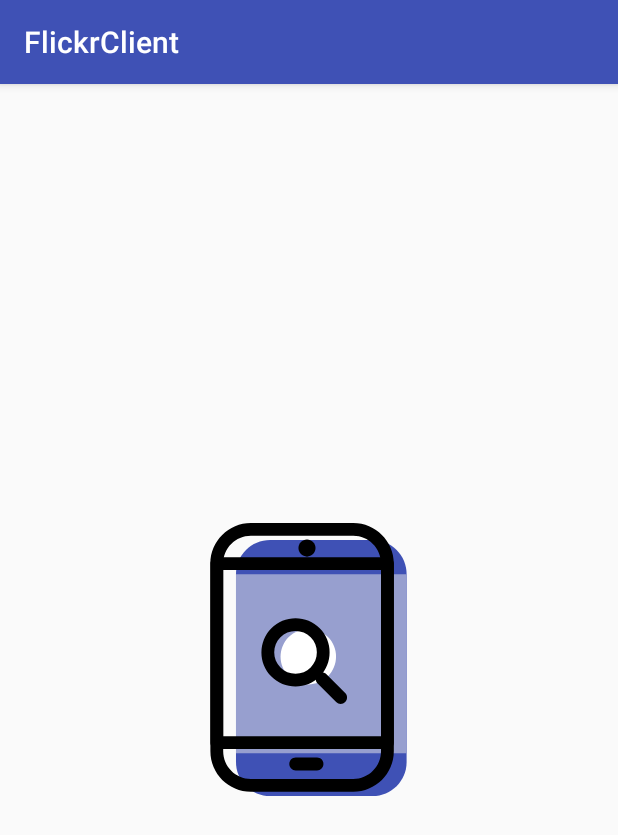
After one commit to sergioalberti/FlickrClient, an Android app: the fragment TabletFragment placed in its activity, on a phone screen of 412 x 824 dp. The commit adds this screen. Shown: the top 835 px of the screen. Run offline under Robolectric (Android 15) with nearby library versions, the phone set to English and light mode, and no system bars.

Commit message:
TabletFragment implemented, minor bug fix on View, icons enhancements

```diff
--- a/app/src/main/AndroidManifest.xml
+++ b/app/src/main/AndroidManifest.xml
@@ -11,9 +11,9 @@
     <application
         android:name=".FlickrApplication"
         android:allowBackup="true"
-        android:icon="@mipmap/ic_launcher"
+        android:icon="@drawable/icon"
         android:label="@string/app_name"
-        android:roundIcon="@mipmap/ic_launcher_round"
+        android:roundIcon="@drawable/icon"
         android:supportsRtl="true"
         android:theme="@style/AppTheme">
         <activity android:name=".view.MainActivity">
--- a/app/src/main/java/it/univr/android/flickrclient/view/ImageFragment.java
+++ b/app/src/main/java/it/univr/android/flickrclient/view/ImageFragment.java
@@ -25,7 +25,8 @@ public class ImageFragment extends Fragment implements AbstractFragment {
     private ImageView iv;
 
     public static final int ANIMATION_DURATION = 150;
-    public static final String ENABLED_IMAGE_URL = "enabled_image_url";
+
+    public final static String TAG = ImageFragment.class.getName();
 
     public ImageFragment(){
     }
@@ -41,6 +42,7 @@ public class ImageFragment extends Fragment implements AbstractFragment {
     @Override
     public void onCreateOptionsMenu(Menu menu, MenuInflater inflater) {
         super.onCreateOptionsMenu(menu, inflater);
+        menu.clear();
         inflater.inflate(R.menu.fragment_image_menu, menu);
     }
 
--- a/app/src/main/java/it/univr/android/flickrclient/view/MainActivity.java
+++ b/app/src/main/java/it/univr/android/flickrclient/view/MainActivity.java
@@ -1,7 +1,6 @@
 package it.univr.android.flickrclient.view;
 
 import android.os.Bundle;
-import android.os.StrictMode;
 import android.support.v7.app.AppCompatActivity;
 
 import it.univr.android.flickrclient.R;
@@ -12,9 +11,5 @@ public class MainActivity extends AppCompatActivity {
     protected void onCreate(Bundle savedInstanceState) {
         super.onCreate(savedInstanceState);
         setContentView(R.layout.activity_main);
-
-        StrictMode.VmPolicy.Builder builder = new StrictMode.VmPolicy.Builder();
-        StrictMode.setVmPolicy(builder.build());
-
     }
 }
--- a/app/src/main/java/it/univr/android/flickrclient/view/MainFragment.java
+++ b/app/src/main/java/it/univr/android/flickrclient/view/MainFragment.java
@@ -30,6 +30,8 @@ public class MainFragment extends Fragment implements AbstractFragment {
     private EditText searchKey;
     private Button searchButton;
     private Spinner searchSpinner;
+
+    public final static String TAG = MainFragment.class.getName();
 
     public MainFragment(){
     }
@@ -104,15 +106,27 @@ public class MainFragment extends Fragment implements AbstractFragment {
 
     @Override
     public void onCreateOptionsMenu(Menu menu, MenuInflater inflater) {
-        super.onCreateOptionsMenu(menu, inflater);
-        menu.clear();
-        inflater.inflate(R.menu.fragment_main_menu, menu);
+        // the main menu with info has to be shown only on the first page. Thus we have to check
+        // if there is another fragment shown (or if it lays in the back stack) different from the
+        // MainFragment or TabletFragment.
+
+        // if the SearchFragment is shown - it means that a new
+        // search has been done. No info menu ha to be shown.
+
+        // if the SearchFragment is in the back stack, ImageFragment is shown or another search is
+        // done based on the author of one of the images of previous search. Thus no menu info
+        // should be shown neither now.
+
+        if (getFragmentManager().findFragmentByTag(SearchFragment.TAG) == null) {
+            super.onCreateOptionsMenu(menu, inflater);
+            menu.clear();
+            inflater.inflate(R.menu.fragment_main_menu, menu);
+        }
     }
 
     @Override
     public boolean onOptionsItemSelected(MenuItem item) {
-        if (item.getItemId() == R.id.menu_info) {
-
+        if (getFragmentManager().findFragmentByTag(SearchFragment.TAG) == null && item.getItemId() == R.id.menu_info) {
             AlertDialog.Builder builder = new AlertDialog.Builder(getActivity());
 
             builder.setMessage("Sergio Alberti, Adam Seewald\n" +
@@ -122,7 +136,7 @@ public class MainFragment extends Fragment implements AbstractFragment {
                     .setPositiveButton("OK", new DialogInterface.OnClickListener() {
                         public void onClick(DialogInterface dialog, int id) { }
                     })
-                    .setIcon(R.drawable.vector_info_black);
+                    .setIcon(R.drawable.info_dark);
 
             AlertDialog dialog = builder.create();
             dialog.show();
--- a/app/src/main/java/it/univr/android/flickrclient/view/PhoneView.java
+++ b/app/src/main/java/it/univr/android/flickrclient/view/PhoneView.java
@@ -43,7 +43,7 @@ public class PhoneView extends FrameLayout implements View {
         if(getFragment() == null){
             getFragmentManager()
                     .beginTransaction()
-                    .add(R.id.phone_view, new MainFragment())
+                    .add(R.id.phone_view, new MainFragment(), MainFragment.TAG)
                     .commit();
         }
     }
@@ -73,7 +73,7 @@ public class PhoneView extends FrameLayout implements View {
         getFragmentManager()
                 .beginTransaction()
                 .setTransition(FragmentTransaction.TRANSIT_FRAGMENT_FADE)
-                .replace(R.id.phone_view, new ImageFragment())
+                .replace(R.id.phone_view, new ImageFragment(), ImageFragment.TAG)
                 .addToBackStack(null)
                 .commit();
     }
--- /dev/null
+++ b/app/src/main/java/it/univr/android/flickrclient/view/TabletFragment.java
@@ -0,0 +1,47 @@
+package it.univr.android.flickrclient.view;
+
+/**
+ * Created by user on 5/16/17.
+ */
+
+import android.app.Fragment;
+import android.os.Bundle;
+import android.support.annotation.UiThread;
+import android.view.LayoutInflater;
+import android.view.View;
+import android.view.ViewGroup;
+
+import it.univr.android.flickrclient.R;
+
+public class TabletFragment extends Fragment implements AbstractFragment {
+    public final static String TAG = TabletFragment.class.getName();
+
+    public TabletFragment(){ }
+
+    @Override @UiThread
+    public void onCreate(Bundle savedInstanceState) {
+        super.onCreate(savedInstanceState);
+        setHasOptionsMenu(true);
+    }
+
+    @Override @UiThread
+    public View onCreateView(LayoutInflater inflater, ViewGroup container, Bundle savedInstanceState){
+        View view = inflater.inflate(R.layout.fragment_tablet, container, false);
+
+        return view;
+    }
+
+    @Override @UiThread
+    public void onSaveInstanceState(Bundle outState){
+        super.onSaveInstanceState(outState);
+    }
+
+    @Override @UiThread
+    public void onActivityCreated(Bundle savedInstanceState) {
+        super.onActivityCreated(savedInstanceState);
+        onModelChanged();
+    }
+
+    @Override
+    public void onModelChanged() {  }
+}
--- /dev/null
+++ b/app/src/main/res/drawable/info.xml
@@ -0,0 +1,41 @@
+<?xml version="1.0" encoding="utf-8"?>
+<vector xmlns:android="http://schemas.android.com/apk/res/android"
+    android:width="63.498dp"
+    android:height="63.498dp"
+    android:viewportWidth="63.498"
+    android:viewportHeight="63.498">
+
+    <path
+        android:name="path-1_21_"
+        android:fillColor="@color/colorVeryLight"
+        android:pathData="M54.527,17.993C52.172,9.629,44.487,3.497,35.37,3.497
+c-10.991,0-19.9,8.91-19.9,19.9c0,2.329,1.405,5.538,2.14,7.615l15.616,31.179c0.872,1.741,3.357,1.743,4.232,0.003l15.671-31.182
+l0,0" />
+    <path
+        android:name="path-2_21_"
+        android:fillColor="#FFFFFF"
+        android:pathData="M30.343,63.17c-0.001,0-0.002,0-0.003,0c-1.471,0-2.796-0.904-3.455-2.221L11.269,29.727
+c-0.028-0.056-0.053-0.134-0.073-0.193c-0.133-0.376-0.289-0.8-0.454-1.24c-0.789-2.101-1.772-4.72-1.772-6.891
+C8.97,9.603,18.57,0,30.37,0c9.546,0,18.017,6.409,20.601,15.588c0.224,0.797-0.24,1.626-1.038,1.851
+c-0.794,0.225-1.626-0.241-1.85-1.039C45.862,8.509,38.578,2.997,30.37,2.997c-10.146,0-18.4,8.254-18.4,18.4
+c0,1.626,0.876,3.958,1.58,5.831c0.159,0.425,0.311,0.826,0.443,1.194l15.574,31.097c0.217,0.431,0.614,0.478,0.775,0.478
+c0,0,0,0,0.001,0c0.161,0,0.558-0.046,0.774-0.476L46.79,28.338c0.371-0.739,1.27-1.041,2.013-0.666
+c0.741,0.372,1.038,1.274,0.666,2.014L33.797,60.953C33.138,62.268,31.814,63.17,30.343,63.17z" />
+    <path
+        android:name="path-3_21_"
+        android:fillColor="#FFFFFF"
+        android:pathData="M21.73,20.677c0-1.048,0.335-2.108,1.008-3.184c0.673-1.075,1.653-1.964,2.944-2.669
+c1.289-0.707,2.795-1.059,4.514-1.059c1.598,0,3.01,0.295,4.234,0.884c1.223,0.59,2.168,1.392,2.835,2.406
+c0.667,1.015,1,2.116,1,3.308c0,0.936-0.189,1.758-0.569,2.463c-0.381,0.706-0.833,1.315-1.357,1.828
+c-0.524,0.512-1.463,1.376-2.819,2.587c-0.375,0.342-0.676,0.643-0.901,0.902c-0.227,0.26-0.395,0.496-0.505,0.711
+s-0.195,0.429-0.256,0.644s-0.151,0.593-0.274,1.133c-0.209,1.148-0.864,1.721-1.966,1.721c-0.575,0-1.056-0.188-1.448-0.563
+c-0.391-0.375-0.586-0.931-0.586-1.671c0-0.924,0.142-1.727,0.429-2.406c0.286-0.677,0.667-1.272,1.142-1.785
+c0.473-0.513,1.113-1.122,1.917-1.827c0.706-0.617,1.216-1.084,1.53-1.398c0.315-0.314,0.579-0.664,0.794-1.049
+c0.215-0.386,0.322-0.805,0.322-1.257c0-0.883-0.328-1.626-0.984-2.233c-0.656-0.606-1.501-0.91-2.538-0.91
+c-1.213,0-2.106,0.307-2.679,0.918c-0.573,0.612-1.058,1.513-1.455,2.704c-0.375,1.246-1.086,1.869-2.133,1.869
+c-0.617,0-1.138-0.217-1.562-0.654C21.942,21.656,21.73,21.184,21.73,20.677z
+M29.799,38.801c-0.673,0-1.259-0.218-1.761-0.654
+c-0.501-0.435-0.752-1.044-0.752-1.826c0-0.696,0.242-1.28,0.727-1.753c0.486-0.474,1.081-0.712,1.786-0.712
+c0.695,0,1.28,0.238,1.753,0.712c0.474,0.473,0.711,1.057,0.711,1.753c0,0.771-0.248,1.377-0.744,1.818
+C31.023,38.579,30.45,38.801,29.799,38.801z" />
+</vector>
--- /dev/null
+++ b/app/src/main/res/drawable/info_dark.xml
@@ -0,0 +1,41 @@
+<?xml version="1.0" encoding="utf-8"?>
+<vector xmlns:android="http://schemas.android.com/apk/res/android"
+    android:width="63.498dp"
+    android:height="63.498dp"
+    android:viewportWidth="63.498"
+    android:viewportHeight="63.498">
+
+    <path
+        android:name="path-1_21_"
+        android:fillColor="@color/colorVeryLight"
+        android:pathData="M54.527,17.993C52.172,9.629,44.487,3.497,35.37,3.497
+c-10.991,0-19.9,8.91-19.9,19.9c0,2.329,1.405,5.538,2.14,7.615l15.616,31.179c0.872,1.741,3.357,1.743,4.232,0.003l15.671-31.182
+l0,0" />
+    <path
+        android:name="path-2_21_"
+        android:fillColor="#000000"
+        android:pathData="M30.343,63.17c-0.001,0-0.002,0-0.003,0c-1.471,0-2.796-0.904-3.455-2.221L11.269,29.727
+c-0.028-0.056-0.053-0.134-0.073-0.193c-0.133-0.376-0.289-0.8-0.454-1.24c-0.789-2.101-1.772-4.72-1.772-6.891
+C8.97,9.603,18.57,0,30.37,0c9.546,0,18.017,6.409,20.601,15.588c0.224,0.797-0.24,1.626-1.038,1.851
+c-0.794,0.225-1.626-0.241-1.85-1.039C45.862,8.509,38.578,2.997,30.37,2.997c-10.146,0-18.4,8.254-18.4,18.4
+c0,1.626,0.876,3.958,1.58,5.831c0.159,0.425,0.311,0.826,0.443,1.194l15.574,31.097c0.217,0.431,0.614,0.478,0.775,0.478
+c0,0,0,0,0.001,0c0.161,0,0.558-0.046,0.774-0.476L46.79,28.338c0.371-0.739,1.27-1.041,2.013-0.666
+c0.741,0.372,1.038,1.274,0.666,2.014L33.797,60.953C33.138,62.268,31.814,63.17,30.343,63.17z" />
+    <path
+        android:name="path-3_21_"
+        android:fillColor="#000000"
+        android:pathData="M21.73,20.677c0-1.048,0.335-2.108,1.008-3.184c0.673-1.075,1.653-1.964,2.944-2.669
+c1.289-0.707,2.795-1.059,4.514-1.059c1.598,0,3.01,0.295,4.234,0.884c1.223,0.59,2.168,1.392,2.835,2.406
+c0.667,1.015,1,2.116,1,3.308c0,0.936-0.189,1.758-0.569,2.463c-0.381,0.706-0.833,1.315-1.357,1.828
+c-0.524,0.512-1.463,1.376-2.819,2.587c-0.375,0.342-0.676,0.643-0.901,0.902c-0.227,0.26-0.395,0.496-0.505,0.711
+s-0.195,0.429-0.256,0.644s-0.151,0.593-0.274,1.133c-0.209,1.148-0.864,1.721-1.966,1.721c-0.575,0-1.056-0.188-1.448-0.563
+c-0.391-0.375-0.586-0.931-0.586-1.671c0-0.924,0.142-1.727,0.429-2.406c0.286-0.677,0.667-1.272,1.142-1.785
+c0.473-0.513,1.113-1.122,1.917-1.827c0.706-0.617,1.216-1.084,1.53-1.398c0.315-0.314,0.579-0.664,0.794-1.049
+c0.215-0.386,0.322-0.805,0.322-1.257c0-0.883-0.328-1.626-0.984-2.233c-0.656-0.606-1.501-0.91-2.538-0.91
+c-1.213,0-2.106,0.307-2.679,0.918c-0.573,0.612-1.058,1.513-1.455,2.704c-0.375,1.246-1.086,1.869-2.133,1.869
+c-0.617,0-1.138-0.217-1.562-0.654C21.942,21.656,21.73,21.184,21.73,20.677z
+M29.799,38.801c-0.673,0-1.259-0.218-1.761-0.654
+c-0.501-0.435-0.752-1.044-0.752-1.826c0-0.696,0.242-1.28,0.727-1.753c0.486-0.474,1.081-0.712,1.786-0.712
+c0.695,0,1.28,0.238,1.753,0.712c0.474,0.473,0.711,1.057,0.711,1.753c0,0.771-0.248,1.377-0.744,1.818
+C31.023,38.579,30.45,38.801,29.799,38.801z" />
+</vector>
--- /dev/null
+++ b/app/src/main/res/drawable/magnifier.xml
@@ -0,0 +1,57 @@
+<?xml version="1.0" encoding="utf-8"?>
+<vector xmlns:android="http://schemas.android.com/apk/res/android"
+    android:width="64dp"
+    android:height="64dp"
+    android:viewportWidth="64"
+    android:viewportHeight="64">
+
+    <path
+        android:name="path-1_34_"
+        android:fillColor="@color/colorPrimary"
+        android:pathData="M55,56c0,4.418-3.582,8-8,8H23c-4.418,0-8-3.582-8-8V12c0-4.418,3.582-8,8-8h24
+c4.418,0,8,3.582,8,8V56z" />
+    <path
+        android:name="path-2_34_"
+        android:fillColor="@color/colorVeryLight"
+        android:pathData="M15,54h40V12H15V54z" />
+    <path
+        android:name="path-3_33_"
+        android:fillColor="#000000"
+        android:pathData="M42.5,63h-24C13.262,63,9,58.738,9,53.5v-44C9,4.262,13.262,0,18.5,0h24C47.738,0,52,4.262,52,9.5v44
+C52,58.738,47.738,63,42.5,63z
+M18.5,3C14.916,3,12,5.916,12,9.5v44c0,3.584,2.916,6.5,6.5,6.5h24c3.584,0,6.5-2.916,6.5-6.5v-44
+C49,5.916,46.084,3,42.5,3H18.5z" />
+    <path
+        android:name="path-4_31_"
+        android:fillColor="#000000"
+        android:pathData="M50.5,53h-40C9.672,53,9,52.328,9,51.5v-42C9,8.672,9.672,8,10.5,8h40C51.328,8,52,8.672,52,9.5v42
+C52,52.328,51.328,53,50.5,53z M12,50h37V11H12V50z" />
+    <path
+        android:name="path-5_23_"
+        android:fillColor="#000000"
+        android:pathData="M33.645,5.884c0,1.104-0.895,2-2,2c-1.104,0-2-0.896-2-2c0-1.105,0.896-2,2-2
+C32.75,3.884,33.645,4.779,33.645,5.884z" />
+    <path
+        android:name="path-6_18_"
+        android:fillColor="#000000"
+        android:pathData="M34,58h-5c-0.828,0-1.5-0.672-1.5-1.5S28.172,55,29,55h5c0.828,0,1.5,0.672,1.5,1.5S34.828,58,34,58z" />
+    <path
+        android:name="path-7_12_"
+        android:fillColor="#FFFFFF"
+        android:pathData="M36.567,26.74c2.541,2.541,2.541,6.661,0,9.202c-2.54,2.541-6.66,2.541-9.201,0
+s-2.541-6.661,0-9.202C29.907,24.2,34.027,24.2,36.567,26.74z" />
+    <path
+        android:name="path-8_7_"
+        android:fillColor="#000000"
+        android:pathData="M28.967,38.349c-2.139,0-4.15-0.833-5.661-2.346c-3.122-3.122-3.122-8.201,0-11.323
+c1.512-1.512,3.522-2.345,5.661-2.345c2.138,0,4.149,0.833,5.661,2.345c3.122,3.122,3.122,8.201,0,11.323
+C33.116,37.516,31.105,38.349,28.967,38.349z
+M28.967,25.335c-1.337,0-2.595,0.52-3.54,1.466c-1.953,1.952-1.953,5.129,0,7.081
+c0.945,0.945,2.203,1.467,3.54,1.467c1.338,0,2.594-0.522,3.54-1.467c1.952-1.952,1.952-5.129,0-7.081
+C31.561,25.855,30.305,25.335,28.967,25.335z" />
+    <path
+        android:name="path-9_2_"
+        android:fillColor="#000000"
+        android:pathData="M39.542,42.409c-0.384,0-0.768-0.146-1.061-0.439l-4.336-4.336c-0.586-0.586-0.586-1.535,0-2.121
+c0.586-0.586,1.536-0.586,2.122,0l4.335,4.336c0.586,0.586,0.586,1.535,0,2.121C40.309,42.263,39.926,42.409,39.542,42.409z" />
+</vector>
--- /dev/null
+++ b/app/src/main/res/layout/fragment_tablet.xml
@@ -0,0 +1,15 @@
+<FrameLayout xmlns:android="http://schemas.android.com/apk/res/android"
+    xmlns:tools="http://schemas.android.com/tools"
+    android:layout_width="match_parent"
+    android:layout_height="match_parent"
+    tools:context="it.univr.android.flickrclient.view.ImageFragment">
+
+    <ImageView
+        android:id="@+id/image_magnifier"
+        android:layout_width="wrap_content"
+        android:layout_height="182dp"
+        android:layout_gravity="center"
+        android:adjustViewBounds="true"
+        android:src="@drawable/magnifier"/>
+
+</FrameLayout>
--- a/app/src/main/res/menu/fragment_image_menu.xml
+++ b/app/src/main/res/menu/fragment_image_menu.xml
@@ -3,7 +3,7 @@
     xmlns:app="http://schemas.android.com/apk/res-auto">
     <item
         android:id="@+id/menu_share"
-        android:icon="@drawable/vector_share"
+        android:icon="@drawable/share"
         android:title="Share"
         app:showAsAction="ifRoom"></item>
 </menu>
--- a/app/src/main/res/menu/fragment_main_menu.xml
+++ b/app/src/main/res/menu/fragment_main_menu.xml
@@ -4,7 +4,7 @@
     xmlns:app="http://schemas.android.com/apk/res-auto">
     <item
         android:id="@+id/menu_info"
-        android:icon="@drawable/vector_info_white"
+        android:icon="@drawable/info"
         android:title="About"
         app:showAsAction="ifRoom" />
 </menu>
--- a/app/src/main/res/values/colors.xml
+++ b/app/src/main/res/values/colors.xml
@@ -2,5 +2,6 @@
 <resources>
     <color name="colorPrimary">#3F51B5</color>
     <color name="colorPrimaryDark">#303F9F</color>
-    <color name="colorAccent">#FF4081</color>
+    <color name="colorVeryLight">#979FCF</color>
+    <color name="colorAccent">#4E5376</color>
 </resources>
--- a/app/src/main/res/values/strings.xml
+++ b/app/src/main/res/values/strings.xml
@@ -8,7 +8,4 @@
         <item>Most Popular</item>
         <item>Key</item>
     </string-array>
-
-    <!-- TODO: Remove or change this placeholder text -->
-    <string name="hello_blank_fragment">Hello blank fragment</string>
 </resources>
```
Also changed, not shown: app/src/main/java/it/univr/android/flickrclient/view/TabletView.java (+14 -38 lines), app/src/main/res/drawable/icon.xml (added, +59 -0 lines), app/src/main/res/drawable/share.xml (added, +49 -0 lines), app/src/main/res/drawable/vector_info_black.xml (deleted, +0 -9 lines), app/src/main/res/drawable/vector_info_white.xml (deleted, +0 -9 lines), app/src/main/res/drawable/vector_share.xml (deleted, +0 -9 lines).
